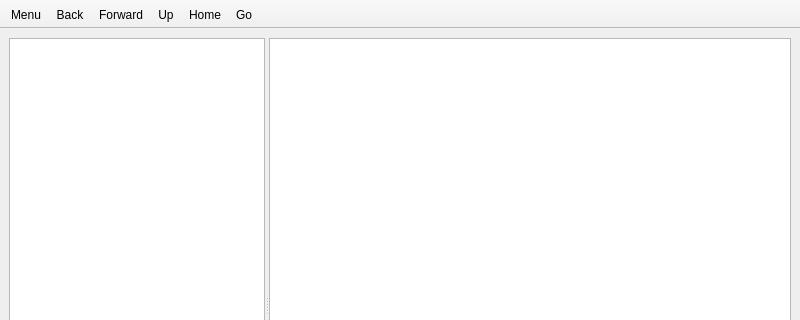
Above: form.ui from tmahlburg/tfm before the change; both pictures show x 0 to 800 and y 0 to 320 of the 800 by 600 pixel window. Below: the same form after it.
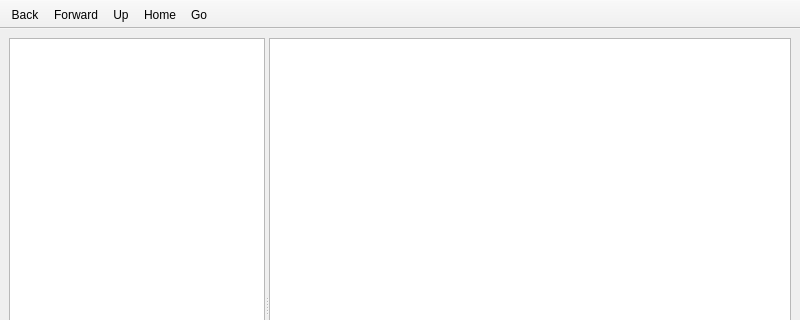
That is the form after the change.

Commit message: make menu action a menu button

```diff
--- a/form.ui
+++ b/form.ui
@@ -140,7 +140,6 @@
    <attribute name="toolBarBreak">
     <bool>false</bool>
    </attribute>
-   <addaction name="action_menu"/>
    <addaction name="action_back"/>
    <addaction name="action_forward"/>
    <addaction name="action_up"/>
```
The commit also changes 2 other files.
